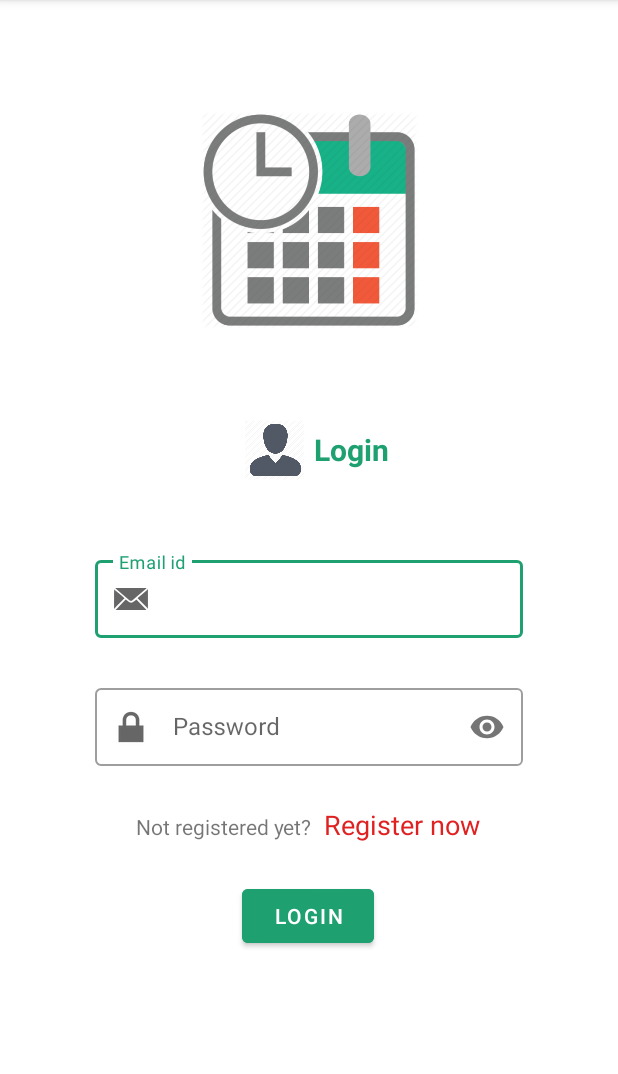
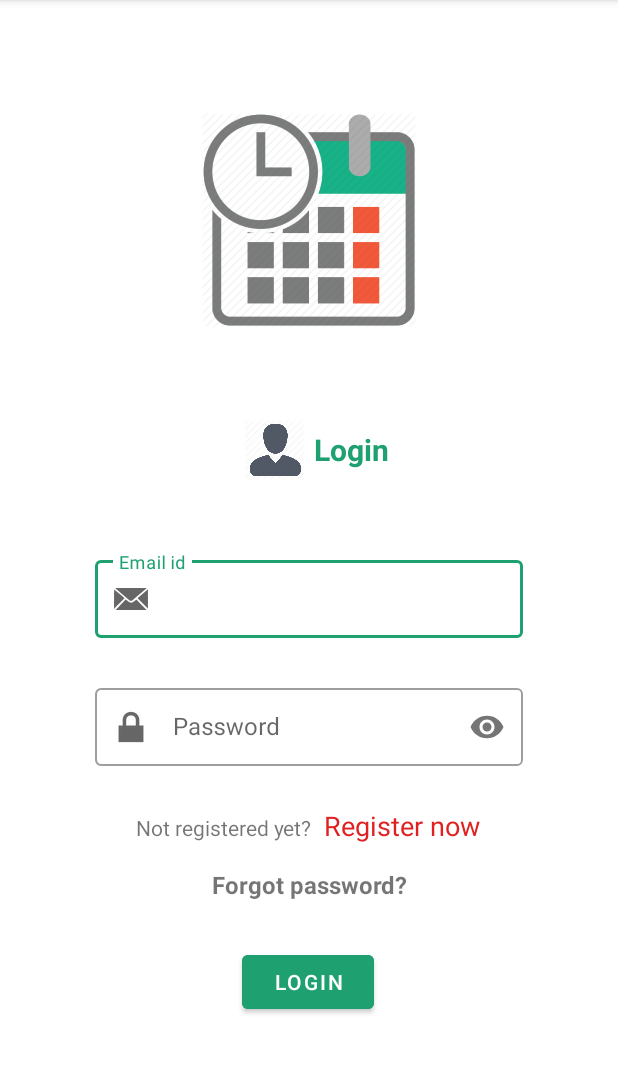
Before and after one commit to prajalg/timetable-manager, an Android app: the screen it shows after launch (LoginActivity), on a phone screen of 412 x 824 dp, the part 84-1158 px from its top. Run offline under Robolectric (Android 15) with nearby library versions, the phone set to English and light mode, and no system bars; our stand-ins replace Firebase (no records; nobody signed in at launch, a user with empty details on screens opened directly); Roboto replaces fonts that are not available here.

Commit message:
Forgot password feature added

```diff
--- a/app/src/main/AndroidManifest.xml
+++ b/app/src/main/AndroidManifest.xml
@@ -28,6 +28,10 @@
             android:name=".RegisterActivity"
             android:exported="true">
         </activity>
+        <activity
+            android:name=".ForgotPasswordActivity"
+            android:exported="true">
+        </activity>
         <meta-data
             android:name="preloaded_fonts"
             android:resource="@array/preloaded_fonts" />
--- a/app/src/main/java/com/example/timetablemanager/LoginActivity.java
+++ b/app/src/main/java/com/example/timetablemanager/LoginActivity.java
@@ -21,7 +21,7 @@ public class LoginActivity extends AppCompatActivity {
 
     FirebaseAuth mAuth;
 
-    TextView register_now;
+    TextView register_now, forgot_pass;
     EditText input_email, input_password;
     Button button_login;
 
@@ -36,12 +36,16 @@ public class LoginActivity extends AppCompatActivity {
         input_password = findViewById(R.id.input_password);
         button_login = findViewById(R.id.button_login);
         register_now = findViewById(R.id.register_now);
+        forgot_pass = findViewById(R.id.forgot_password);
 
         button_login.setOnClickListener(view -> {
             loginUser();
         });
         register_now.setOnClickListener(view -> {
             startActivity(new Intent(LoginActivity.this,RegisterActivity.class));
+        });
+        forgot_pass.setOnClickListener(view -> {
+            startActivity(new Intent(LoginActivity.this, ForgotPasswordActivity.class));
         });
     }
 
--- a/app/src/main/java/com/example/timetablemanager/MainActivity.java
+++ b/app/src/main/java/com/example/timetablemanager/MainActivity.java
@@ -2,7 +2,8 @@ package com.example.timetablemanager;
 
 import android.content.Intent;
 import android.os.Bundle;
-import android.widget.Button;
+import android.view.Menu;
+import android.view.MenuItem;
 
 import androidx.appcompat.app.AppCompatActivity;
 
@@ -14,29 +15,36 @@ public class MainActivity extends AppCompatActivity {
 
     FirebaseAuth mAuth;
 
-    Button button_logout;
-
     @Override
     protected void onCreate(Bundle savedInstanceState) {
         super.onCreate(savedInstanceState);
         setContentView(R.layout.activity_main);
 
         mAuth = FirebaseAuth.getInstance();
-
-        button_logout = findViewById(R.id.button_logout);
-        button_logout.setOnClickListener(view -> {
-            mAuth.signOut();
-            startActivity(new Intent(MainActivity.this,LoginActivity.class));
-        });
     }
 
     @Override
     protected void onStart() {
         super.onStart();
         FirebaseUser user = mAuth.getCurrentUser();
-        if(user==null){
+        if (user == null) {
             startActivity(new Intent(MainActivity.this, LoginActivity.class));
         }
+    }
 
+    @Override
+    public boolean onCreateOptionsMenu(Menu menu){
+        getMenuInflater().inflate(R.menu.app_menu, menu);
+        return true;
     }
+
+    @Override
+    public boolean onOptionsItemSelected(MenuItem item){
+        if(item.getItemId()==R.id.logout){
+            mAuth.signOut();
+            startActivity(new Intent(MainActivity.this,LoginActivity.class));
+        }
+        return true;
+    }
+
 }
--- a/app/src/main/res/layout/activity_login.xml
+++ b/app/src/main/res/layout/activity_login.xml
@@ -7,43 +7,44 @@
     tools:context=".MainActivity">
 
     <com.google.android.material.textfield.TextInputLayout
+        android:id="@+id/input_layout_email"
         style="@style/Widget.MaterialComponents.TextInputLayout.OutlinedBox"
-        app:startIconDrawable="@android:drawable/sym_action_email"
-        android:id="@+id/input_layout_email"
         android:layout_width="wrap_content"
         android:layout_height="wrap_content"
         android:layout_marginTop="368dp"
+        android:gravity="center_horizontal"
         android:hint="Email id"
-        android:gravity="center_horizontal"
         app:layout_constraintEnd_toEndOf="parent"
         app:layout_constraintStart_toStartOf="parent"
-        app:layout_constraintTop_toTopOf="parent">
+        app:layout_constraintTop_toTopOf="parent"
+        app:startIconDrawable="@android:drawable/sym_action_email">
 
         <com.google.android.material.textfield.TextInputEditText
             android:id="@+id/input_email"
-            android:inputType="textEmailAddress"
             android:layout_width="285dp"
-            android:layout_height="52dp" />
+            android:layout_height="52dp"
+            android:inputType="textEmailAddress" />
     </com.google.android.material.textfield.TextInputLayout>
 
     <com.google.android.material.textfield.TextInputLayout
         android:id="@+id/input_layout_password"
         style="@style/Widget.MaterialComponents.TextInputLayout.OutlinedBox"
-        app:startIconDrawable="@android:drawable/ic_lock_lock"
         android:layout_width="wrap_content"
         android:layout_height="wrap_content"
         android:layout_marginTop="28dp"
+        android:gravity="center_horizontal"
         android:hint="Password"
-        android:gravity="center_horizontal"
-        app:passwordToggleEnabled="true"
         app:layout_constraintEnd_toEndOf="parent"
         app:layout_constraintStart_toStartOf="parent"
-        app:layout_constraintTop_toBottomOf="@+id/input_layout_email">
+        app:layout_constraintTop_toBottomOf="@+id/input_layout_email"
+        app:passwordToggleEnabled="true"
+        app:startIconDrawable="@android:drawable/ic_lock_lock">
+
         <com.google.android.material.textfield.TextInputEditText
             android:id="@+id/input_password"
             android:layout_width="285dp"
             android:layout_height="52dp"
-            android:inputType="textPassword"/>
+            android:inputType="textPassword" />
     </com.google.android.material.textfield.TextInputLayout>
 
     <ImageView
@@ -101,7 +102,7 @@
         android:id="@+id/button_login"
         android:layout_width="wrap_content"
         android:layout_height="wrap_content"
-        android:layout_marginTop="76dp"
+        android:layout_marginTop="120dp"
         android:backgroundTint="#1FA071"
         android:foregroundGravity="center_horizontal"
         android:text="LOGIN"
@@ -125,6 +126,7 @@
             android:id="@+id/textView6"
             android:layout_width="wrap_content"
             android:layout_height="wrap_content"
+            android:foregroundGravity="center_vertical"
             android:text="Not registered yet?"
             app:layout_constraintBaseline_toBaselineOf="@+id/register_now"
             app:layout_constraintStart_toStartOf="parent" />
@@ -132,9 +134,10 @@
         <TextView
             android:id="@+id/register_now"
             android:layout_width="wrap_content"
-            android:layout_height="wrap_content"
+            android:layout_height="match_parent"
             android:layout_marginStart="8dp"
             android:fontFamily="@font/cantora_one"
+            android:gravity="center_vertical"
             android:text="Register now"
             android:textColor="#E02121"
             android:textSize="18sp"
@@ -144,4 +147,18 @@
             app:layout_constraintVertical_bias="0.47" />
     </androidx.constraintlayout.widget.ConstraintLayout>
 
+    <TextView
+        android:id="@+id/forgot_password"
+        android:layout_width="150dp"
+        android:layout_height="40dp"
+        android:foregroundGravity="center_horizontal"
+        android:gravity="center_horizontal|center_vertical"
+        android:text="@string/forg_pswd_login"
+        android:textSize="16sp"
+        android:textStyle="bold"
+        app:layout_constraintEnd_toEndOf="parent"
+        app:layout_constraintHorizontal_bias="0.5"
+        app:layout_constraintStart_toStartOf="parent"
+        app:layout_constraintTop_toBottomOf="@+id/not_registered" />
+
 </androidx.constraintlayout.widget.ConstraintLayout>
--- /dev/null
+++ b/app/src/main/res/menu-v26/app_menu.xml
@@ -0,0 +1,21 @@
+<?xml version="1.0" encoding="utf-8"?>
+<menu xmlns:android="http://schemas.android.com/apk/res/android"
+    xmlns:app="http://schemas.android.com/apk/res-auto">
+<item
+    android:title="@string/logout"
+    android:icon="@drawable/logout"
+    app:iconTint="@color/white"
+    android:id="@+id/logout"
+    app:showAsAction="ifRoom"
+    >
+</item>
+    <item
+        android:id="@+id/notification"
+        android:title="@string/notification"
+        android:icon="@drawable/bell_icon"
+        app:showAsAction="ifRoom"
+        app:iconTint="@color/white">
+    </item>
+
+
+</menu>
--- a/app/src/main/res/values/strings.xml
+++ b/app/src/main/res/values/strings.xml
@@ -1,3 +1,11 @@
 <resources>
     <string name="app_name">TimeTable Manager</string>
+    <string name="email_id">Email id</string>
+    <string name="pswd">Password</string>
+    <string name="forg_pswd_login">Forgot password?</string>
+    <string name="logout">Logout</string>
+    <string name="notification">Notifications</string>
+    <string name="forg_pass">FORGOT PASSWORD</string>
+    <string name="forg_pass_btn">SEND LINK</string>
+    <string name="forg_pass_txt">*A link to reset your password will be sent the entered email id on clicking the <b>\'SEND LINK\'</b> button.</string>
 </resources>
```
Also changed, not shown: app/src/main/java/com/example/timetablemanager/ForgotPasswordActivity.java (added, +59 -0 lines), app/src/main/res/layout/activity_forgot_password.xml (added, +76 -0 lines), app/src/main/res/layout/activity_main.xml (+8 -30 lines), app/src/main/res/layout/activity_register.xml (+5 -3 lines), app/src/main/res/drawable/bell_icon.png (added), app/src/main/res/drawable/forgot_password_icon_15.png (added), app/src/main/res/drawable/logout.png (added).
